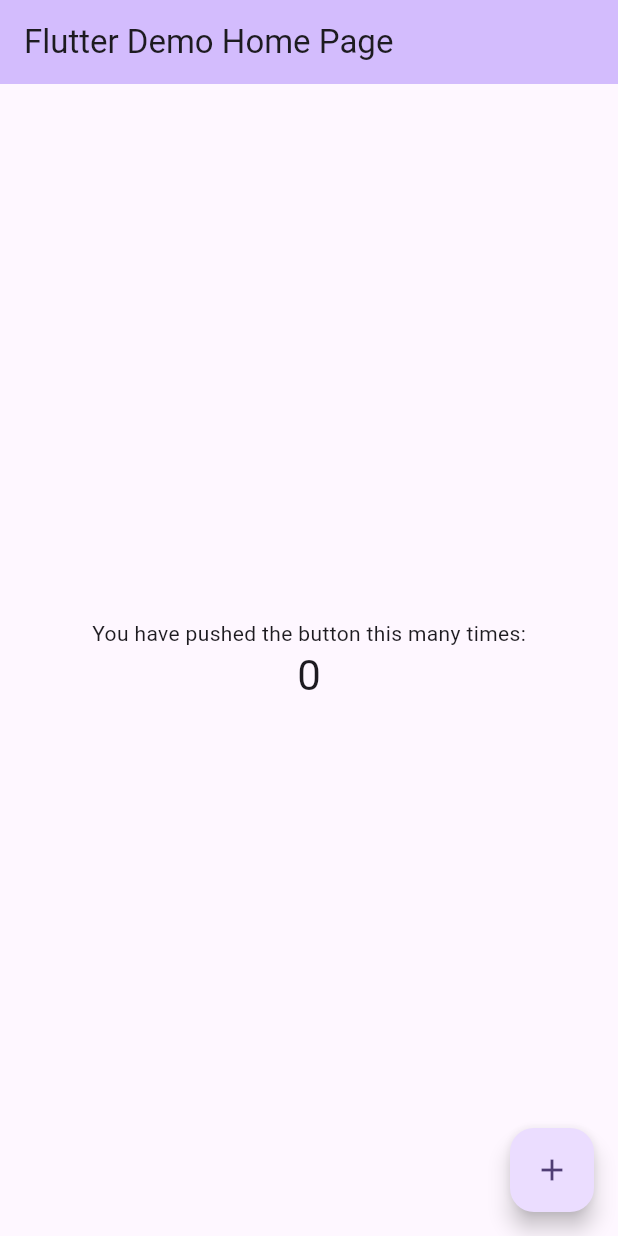
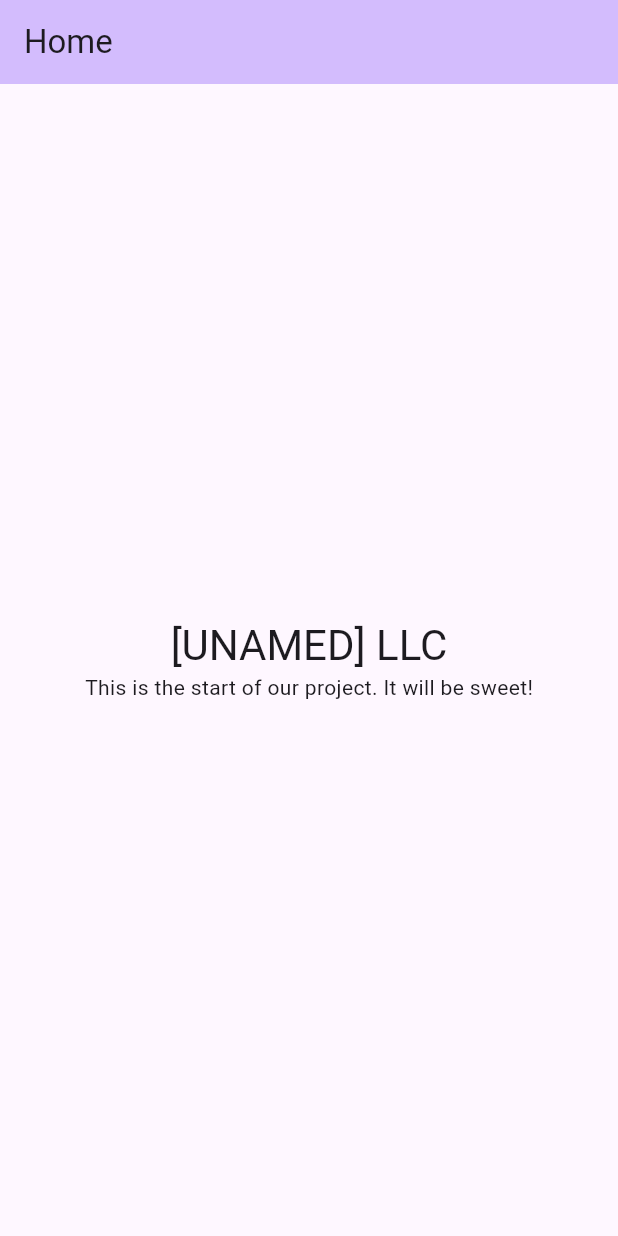
Before and after one commit to cameroncrook/activity_gen_app, a Flutter app: the screen it shows after launch, on a phone screen of 412 x 824 dp. Run offline on Flutter 3.47's test engine with Material 3 defaults, Android fonts, the light colour scheme and no system bars.

Commit message:
Simplified homepage

```diff
--- a/lib/main.dart
+++ b/lib/main.dart
@@ -11,42 +11,18 @@
   @override
   Widget build(BuildContext context) {
     return MaterialApp(
-      title: 'Flutter Demo',
+      title: 'Activity Finder',
       theme: ThemeData(
-        // This is the theme of your application.
-        //
-        // TRY THIS: Try running your application with "flutter run". You'll see
-        // the application has a purple toolbar. Then, without quitting the app,
-        // try changing the seedColor in the colorScheme below to Colors.green
-        // and then invoke "hot reload" (save your changes or press the "hot
-        // reload" button in a Flutter-supported IDE, or press "r" if you used
-        // the command line to start the app).
-        //
-        // Notice that the counter didn't reset back to zero; the application
-        // state is not lost during the reload. To reset the state, use hot
-        // restart instead.
-        //
-        // This works for code too, not just values: Most code changes can be
-        // tested with just a hot reload.
         colorScheme: ColorScheme.fromSeed(seedColor: Colors.deepPurple),
         useMaterial3: true,
       ),
-      home: const MyHomePage(title: 'Flutter Demo Home Page'),
+      home: const MyHomePage(title: 'Home'),
     );
   }
 }
 
 class MyHomePage extends StatefulWidget {
   const MyHomePage({super.key, required this.title});
-
-  // This widget is the home page of your application. It is stateful, meaning
-  // that it has a State object (defined below) that contains fields that affect
-  // how it looks.
-
-  // This class is the configuration for the state. It holds the values (in this
-  // case the title) provided by the parent (in this case the App widget) and
-  // used by the build method of the State. Fields in a Widget subclass are
-  // always marked "final".
 
   final String title;
 
@@ -55,71 +31,26 @@
 }
 
 class _MyHomePageState extends State<MyHomePage> {
-  int _counter = 0;
-
-  void _incrementCounter() {
-    setState(() {
-      // This call to setState tells the Flutter framework that something has
-      // changed in this State, which causes it to rerun the build method below
-      // so that the display can reflect the updated values. If we changed
-      // _counter without calling setState(), then the build method would not be
-      // called again, and so nothing would appear to happen.
-      _counter++;
-    });
-  }
 
   @override
   Widget build(BuildContext context) {
-    // This method is rerun every time setState is called, for instance as done
-    // by the _incrementCounter method above.
-    //
-    // The Flutter framework has been optimized to make rerunning build methods
-    // fast, so that you can just rebuild anything that needs updating rather
-    // than having to individually change instances of widgets.
     return Scaffold(
       appBar: AppBar(
-        // TRY THIS: Try changing the color here to a specific color (to
-        // Colors.amber, perhaps?) and trigger a hot reload to see the AppBar
-        // change color while the other colors stay the same.
         backgroundColor: Theme.of(context).colorScheme.inversePrimary,
-        // Here we take the value from the MyHomePage object that was created by
-        // the App.build method, and use it to set our appbar title.
         title: Text(widget.title),
       ),
       body: Center(
-        // Center is a layout widget. It takes a single child and positions it
-        // in the middle of the parent.
         child: Column(
-          // Column is also a layout widget. It takes a list of children and
-          // arranges them vertically. By default, it sizes itself to fit its
-          // children horizontally, and tries to be as tall as its parent.
-          //
-          // Column has various properties to control how it sizes itself and
-          // how it positions its children. Here we use mainAxisAlignment to
-          // center the children vertically; the main axis here is the vertical
-          // axis because Columns are vertical (the cross axis would be
-          // horizontal).
-          //
-          // TRY THIS: Invoke "debug painting" (choose the "Toggle Debug Paint"
-          // action in the IDE, or press "p" in the console), to see the
-          // wireframe for each widget.
           mainAxisAlignment: MainAxisAlignment.center,
           children: <Widget>[
-            const Text(
-              'You have pushed the button this many times:',
-            ),
             Text(
-              '$_counter',
+              '[UNAMED] LLC',
               style: Theme.of(context).textTheme.headlineMedium,
             ),
+            const Text('This is the start of our project. It will be sweet!'),
           ],
         ),
       ),
-      floatingActionButton: FloatingActionButton(
-        onPressed: _incrementCounter,
-        tooltip: 'Increment',
-        child: const Icon(Icons.add),
-      ), // This trailing comma makes auto-formatting nicer for build methods.
     );
   }
 }
```
Also changed, not shown: 1 other file.
